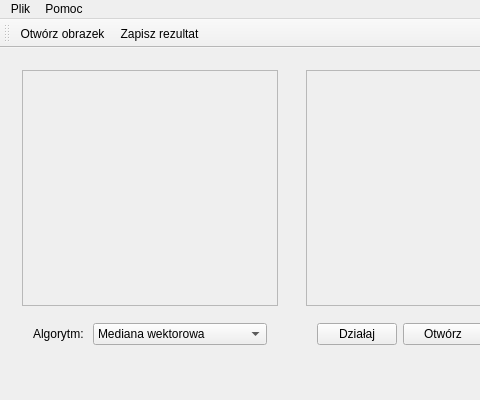
This is mainwindow.ui in mbobowsk/cpoo as Qt 5 draws it before an edit; both pictures show x 0 to 480 and y 0 to 400 of the 739 by 400 pixel window. The edited form follows.
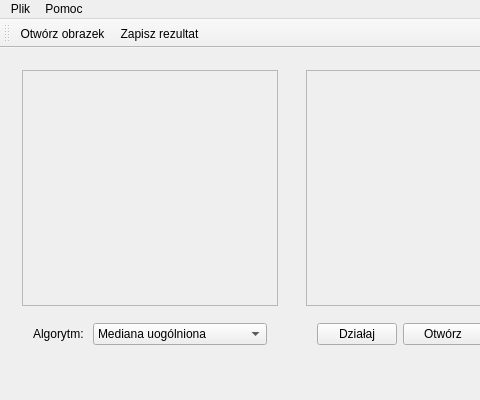
This is the edited form. Icons and pictures are not drawn.

Commit message: poprawki w GUI

Patch:
```diff
--- a/mainwindow.ui
+++ b/mainwindow.ui
@@ -68,7 +68,7 @@
             </property>
             <item>
              <property name="text">
-              <string>Mediana wektorowa</string>
+              <string>Mediana uogólniona</string>
              </property>
             </item>
             <item>
```
The commit also changes 1 other file.
